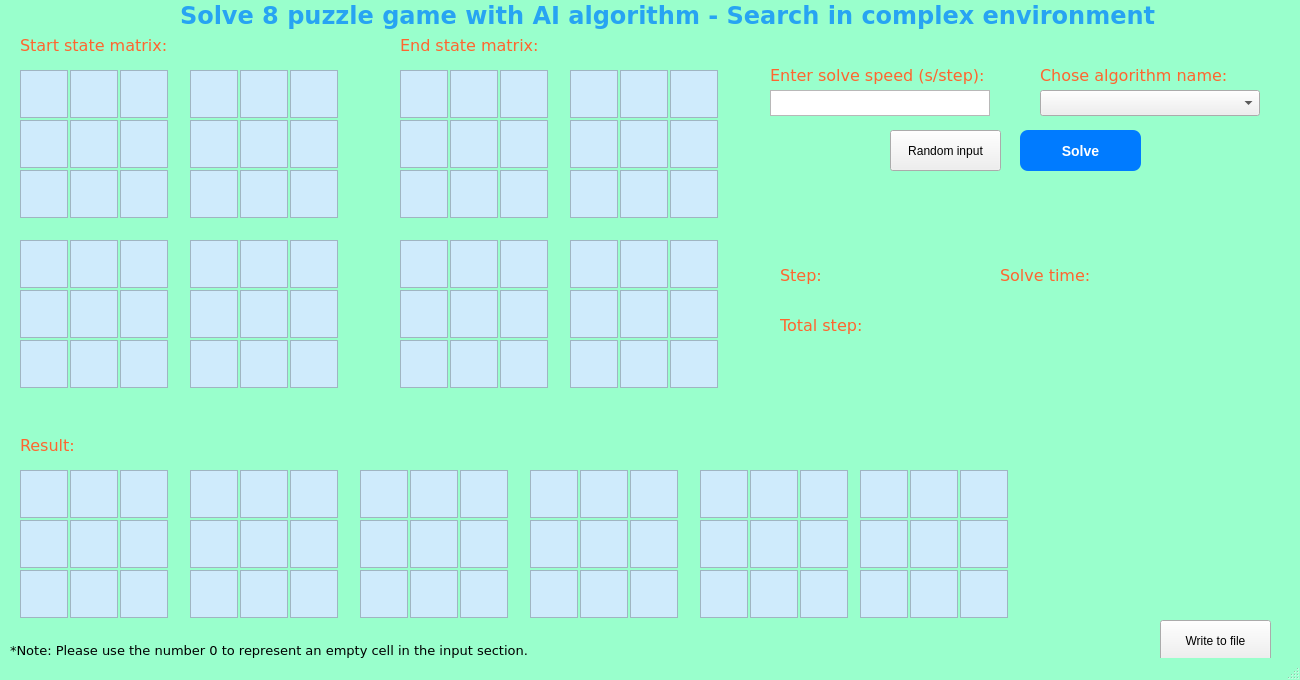
Above: complex_environment_GUI.ui from DuyVo-2005/AI-personal-project---8-puzzle-game before the change. Below: the same form after it.
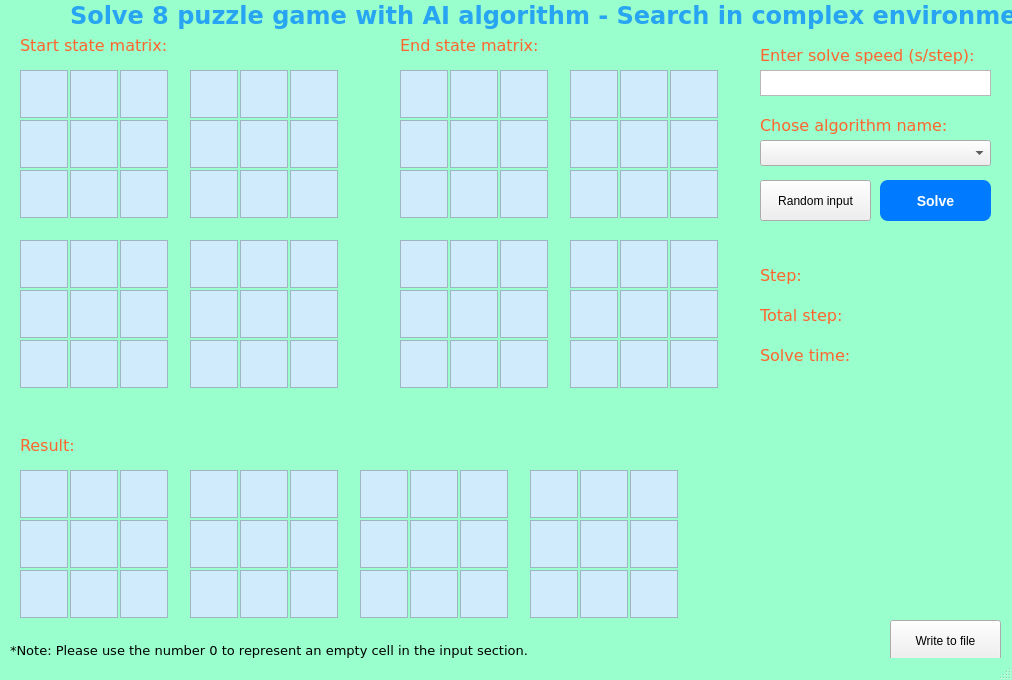
That is the form after the change.

Commit message: them gui mt phuc tap - co loi

Diff of the .ui file:
```diff
--- a/complex_environment_GUI.ui
+++ b/complex_environment_GUI.ui
@@ -6,7 +6,7 @@
    <rect>
     <x>0</x>
     <y>0</y>
-    <width>1300</width>
+    <width>1012</width>
     <height>680</height>
    </rect>
   </property>
@@ -71,9 +71,9 @@
    <widget class="QPushButton" name="btnSolve">
     <property name="geometry">
      <rect>
-      <x>1020</x>
-      <y>130</y>
-      <width>121</width>
+      <x>880</x>
+      <y>180</y>
+      <width>111</width>
       <height>41</height>
      </rect>
     </property>
@@ -104,7 +104,7 @@
    <widget class="QLabel" name="lblTitle">
     <property name="geometry">
      <rect>
-      <x>180</x>
+      <x>70</x>
       <y>0</y>
       <width>991</width>
       <height>31</height>
@@ -220,9 +220,9 @@
    <widget class="QLabel" name="lblStep">
     <property name="geometry">
      <rect>
-      <x>780</x>
+      <x>760</x>
       <y>260</y>
-      <width>161</width>
+      <width>61</width>
       <height>31</height>
      </rect>
     </property>
@@ -245,7 +245,7 @@
    <widget class="QPlainTextEdit" name="txtStep">
     <property name="geometry">
      <rect>
-      <x>830</x>
+      <x>810</x>
       <y>260</y>
       <width>101</width>
       <height>31</height>
@@ -273,9 +273,9 @@
    <widget class="QLabel" name="lblTotalStep">
     <property name="geometry">
      <rect>
-      <x>780</x>
-      <y>310</y>
-      <width>161</width>
+      <x>760</x>
+      <y>300</y>
+      <width>91</width>
       <height>31</height>
      </rect>
     </property>
@@ -297,8 +297,8 @@
    <widget class="QPlainTextEdit" name="txtTotalStep">
     <property name="geometry">
      <rect>
-      <x>880</x>
-      <y>310</y>
+      <x>860</x>
+      <y>300</y>
       <width>101</width>
       <height>31</height>
      </rect>
@@ -325,8 +325,8 @@
    <widget class="QLabel" name="lblSolveTime">
     <property name="geometry">
      <rect>
-      <x>1000</x>
-      <y>260</y>
+      <x>760</x>
+      <y>340</y>
       <width>111</width>
       <height>31</height>
      </rect>
@@ -349,9 +349,9 @@
    <widget class="QPlainTextEdit" name="txtSolveTime">
     <property name="geometry">
      <rect>
-      <x>1100</x>
-      <y>260</y>
-      <width>101</width>
+      <x>860</x>
+      <y>340</y>
+      <width>171</width>
       <height>31</height>
      </rect>
     </property>
@@ -377,7 +377,7 @@
    <widget class="QPushButton" name="btnWriteToFile">
     <property name="geometry">
      <rect>
-      <x>1160</x>
+      <x>890</x>
       <y>620</y>
       <width>111</width>
       <height>41</height>
@@ -422,8 +422,8 @@
    <widget class="QPushButton" name="btnRandomInput">
     <property name="geometry">
      <rect>
-      <x>890</x>
-      <y>130</y>
+      <x>760</x>
+      <y>180</y>
       <width>111</width>
       <height>41</height>
      </rect>
@@ -448,8 +448,8 @@
    <widget class="QLabel" name="lblStartState_2">
     <property name="geometry">
      <rect>
-      <x>1040</x>
-      <y>60</y>
+      <x>760</x>
+      <y>110</y>
       <width>201</width>
       <height>31</height>
      </rect>
@@ -472,8 +472,8 @@
    <widget class="QLabel" name="lblStartState_3">
     <property name="geometry">
      <rect>
-      <x>770</x>
-      <y>60</y>
+      <x>760</x>
+      <y>40</y>
       <width>231</width>
       <height>31</height>
      </rect>
@@ -496,9 +496,9 @@
    <widget class="QPlainTextEdit" name="txtSolveSpeedPerStep">
     <property name="geometry">
      <rect>
-      <x>770</x>
-      <y>90</y>
-      <width>220</width>
+      <x>760</x>
+      <y>70</y>
+      <width>231</width>
       <height>26</height>
      </rect>
     </property>
@@ -506,9 +506,9 @@
    <widget class="QComboBox" name="cbbAlgorithm">
     <property name="geometry">
      <rect>
-      <x>1040</x>
-      <y>90</y>
-      <width>220</width>
+      <x>760</x>
+      <y>140</y>
+      <width>231</width>
       <height>26</height>
      </rect>
     </property>
@@ -1832,203 +1832,8 @@
 	color: black
 }</string>
     </property>
-   </widget>
-   <widget class="QPlainTextEdit" name="cell9_37">
-    <property name="geometry">
-     <rect>
-      <x>700</x>
-      <y>570</y>
-      <width>48</width>
-      <height>48</height>
-     </rect>
-    </property>
-    <property name="font">
-     <font>
-      <family>Verdana</family>
-      <pointsize>10</pointsize>
-     </font>
-    </property>
-    <property name="styleSheet">
-     <string notr="true">QPlainTextEdit{
-	background-color: #CFEBFC;
-	color: black
-}</string>
-    </property>
-   </widget>
-   <widget class="QPlainTextEdit" name="cell9_38">
-    <property name="geometry">
-     <rect>
-      <x>800</x>
-      <y>570</y>
-      <width>48</width>
-      <height>48</height>
-     </rect>
-    </property>
-    <property name="font">
-     <font>
-      <family>Verdana</family>
-      <pointsize>10</pointsize>
-     </font>
-    </property>
-    <property name="styleSheet">
-     <string notr="true">QPlainTextEdit{
-	background-color: #CFEBFC;
-	color: black
-}</string>
-    </property>
-   </widget>
-   <widget class="QPlainTextEdit" name="cell3_37">
-    <property name="geometry">
-     <rect>
-      <x>800</x>
-      <y>470</y>
-      <width>48</width>
-      <height>48</height>
-     </rect>
-    </property>
-    <property name="font">
-     <font>
-      <family>Verdana</family>
-      <pointsize>10</pointsize>
-     </font>
-    </property>
-    <property name="styleSheet">
-     <string notr="true">QPlainTextEdit{
-	background-color: #CFEBFC;
-	color: black
-}</string>
-    </property>
-   </widget>
-   <widget class="QPlainTextEdit" name="cell6_37">
-    <property name="geometry">
-     <rect>
-      <x>700</x>
-      <y>520</y>
-      <width>48</width>
-      <height>48</height>
-     </rect>
-    </property>
-    <property name="font">
-     <font>
-      <family>Verdana</family>
-      <pointsize>10</pointsize>
-     </font>
-    </property>
-    <property name="styleSheet">
-     <string notr="true">QPlainTextEdit{
-	background-color: #CFEBFC;
-	color: black
-}</string>
-    </property>
-   </widget>
-   <widget class="QPlainTextEdit" name="cell6_38">
-    <property name="geometry">
-     <rect>
-      <x>800</x>
-      <y>520</y>
-      <width>48</width>
-      <height>48</height>
-     </rect>
-    </property>
-    <property name="font">
-     <font>
-      <family>Verdana</family>
-      <pointsize>10</pointsize>
-     </font>
-    </property>
-    <property name="styleSheet">
-     <string notr="true">QPlainTextEdit{
-	background-color: #CFEBFC;
-	color: black
-}</string>
-    </property>
-   </widget>
-   <widget class="QPlainTextEdit" name="cell3_38">
-    <property name="geometry">
-     <rect>
-      <x>750</x>
-      <y>470</y>
-      <width>48</width>
-      <height>48</height>
-     </rect>
-    </property>
-    <property name="font">
-     <font>
-      <family>Verdana</family>
-      <pointsize>10</pointsize>
-     </font>
-    </property>
-    <property name="styleSheet">
-     <string notr="true">QPlainTextEdit{
-	background-color: #CFEBFC;
-	color: black
-}</string>
-    </property>
-   </widget>
-   <widget class="QPlainTextEdit" name="cell9_39">
-    <property name="geometry">
-     <rect>
-      <x>750</x>
-      <y>570</y>
-      <width>48</width>
-      <height>48</height>
-     </rect>
-    </property>
-    <property name="font">
-     <font>
-      <family>Verdana</family>
-      <pointsize>10</pointsize>
-     </font>
-    </property>
-    <property name="styleSheet">
-     <string notr="true">QPlainTextEdit{
-	background-color: #CFEBFC;
-	color: black
-}</string>
-    </property>
-   </widget>
-   <widget class="QPlainTextEdit" name="cell3_39">
-    <property name="geometry">
-     <rect>
-      <x>700</x>
-      <y>470</y>
-      <width>48</width>
-      <height>48</height>
-     </rect>
-    </property>
-    <property name="font">
-     <font>
-      <family>Verdana</family>
-      <pointsize>10</pointsize>
-     </font>
-    </property>
-    <property name="styleSheet">
-     <string notr="true">QPlainTextEdit{
-	background-color: #CFEBFC;
-	color: black
-}</string>
-    </property>
-   </widget>
-   <widget class="QPlainTextEdit" name="cell6_39">
-    <property name="geometry">
-     <rect>
-      <x>750</x>
-      <y>520</y>
-      <width>48</width>
-      <height>48</height>
-     </rect>
-    </property>
-    <property name="font">
-     <font>
-      <family>Verdana</family>
-      <pointsize>10</pointsize>
-     </font>
-    </property>
-    <property name="styleSheet">
-     <string notr="true">QPlainTextEdit{
-	background-color: #CFEBFC;
-	color: black
-}</string>
+    <property name="readOnly">
+     <bool>true</bool>
     </property>
    </widget>
    <widget class="QPlainTextEdit" name="cell6_40">
@@ -2333,28 +2138,6 @@
 }</string>
     </property>
    </widget>
-   <widget class="QPlainTextEdit" name="cell6_44">
-    <property name="geometry">
-     <rect>
-      <x>860</x>
-      <y>520</y>
-      <width>48</width>
-      <height>48</height>
-     </rect>
-    </property>
-    <property name="font">
-     <font>
-      <family>Verdana</family>
-      <pointsize>10</pointsize>
-     </font>
-    </property>
-    <property name="styleSheet">
-     <string notr="true">QPlainTextEdit{
-	background-color: #CFEBFC;
-	color: black
-}</string>
-    </property>
-   </widget>
    <widget class="QPlainTextEdit" name="cell3_44">
     <property name="geometry">
      <rect>
@@ -2377,28 +2160,6 @@
 }</string>
     </property>
    </widget>
-   <widget class="QPlainTextEdit" name="cell3_45">
-    <property name="geometry">
-     <rect>
-      <x>960</x>
-      <y>470</y>
-      <width>48</width>
-      <height>48</height>
-     </rect>
-    </property>
-    <property name="font">
-     <font>
-      <family>Verdana</family>
-      <pointsize>10</pointsize>
-     </font>
-    </property>
-    <property name="styleSheet">
-     <string notr="true">QPlainTextEdit{
-	background-color: #CFEBFC;
-	color: black
-}</string>
-    </property>
-   </widget>
    <widget class="QPlainTextEdit" name="cell9_44">
     <property name="geometry">
      <rect>
@@ -2443,28 +2204,6 @@
 }</string>
     </property>
    </widget>
-   <widget class="QPlainTextEdit" name="cell9_45">
-    <property name="geometry">
-     <rect>
-      <x>910</x>
-      <y>570</y>
-      <width>48</width>
-      <height>48</height>
-     </rect>
-    </property>
-    <property name="font">
-     <font>
-      <family>Verdana</family>
-      <pointsize>10</pointsize>
-     </font>
-    </property>
-    <property name="styleSheet">
-     <string notr="true">QPlainTextEdit{
-	background-color: #CFEBFC;
-	color: black
-}</string>
-    </property>
-   </widget>
    <widget class="QPlainTextEdit" name="cell9_46">
     <property name="geometry">
      <rect>
@@ -2487,94 +2226,6 @@
 }</string>
     </property>
    </widget>
-   <widget class="QPlainTextEdit" name="cell9_47">
-    <property name="geometry">
-     <rect>
-      <x>960</x>
-      <y>570</y>
-      <width>48</width>
-      <height>48</height>
-     </rect>
-    </property>
-    <property name="font">
-     <font>
-      <family>Verdana</family>
-      <pointsize>10</pointsize>
-     </font>
-    </property>
-    <property name="styleSheet">
-     <string notr="true">QPlainTextEdit{
-	background-color: #CFEBFC;
-	color: black
-}</string>
-    </property>
-   </widget>
-   <widget class="QPlainTextEdit" name="cell6_45">
-    <property name="geometry">
-     <rect>
-      <x>960</x>
-      <y>520</y>
-      <width>48</width>
-      <height>48</height>
-     </rect>
-    </property>
-    <property name="font">
-     <font>
-      <family>Verdana</family>
-      <pointsize>10</pointsize>
-     </font>
-    </property>
-    <property name="styleSheet">
-     <string notr="true">QPlainTextEdit{
-	background-color: #CFEBFC;
-	color: black
-}</string>
-    </property>
-   </widget>
-   <widget class="QPlainTextEdit" name="cell6_46">
-    <property name="geometry">
-     <rect>
-      <x>910</x>
-      <y>520</y>
-      <width>48</width>
-      <height>48</height>
-     </rect>
-    </property>
-    <property name="font">
-     <font>
-      <family>Verdana</family>
-      <pointsize>10</pointsize>
-     </font>
-    </property>
-    <property name="styleSheet">
-     <string notr="true">QPlainTextEdit{
-	background-color: #CFEBFC;
-	color: black
-}</string>
-    </property>
-   </widget>
-   <widget class="QPlainTextEdit" name="cell3_47">
-    <property name="geometry">
-     <rect>
-      <x>910</x>
-      <y>470</y>
-      <width>48</width>
-      <height>48</height>
-     </rect>
-    </property>
-    <property name="font">
-     <font>
-      <family>Verdana</family>
-      <pointsize>10</pointsize>
-     </font>
-    </property>
-    <property name="styleSheet">
-     <string notr="true">QPlainTextEdit{
-	background-color: #CFEBFC;
-	color: black
-}</string>
-    </property>
-   </widget>
    <widget class="QPlainTextEdit" name="cell6_47">
     <property name="geometry">
      <rect>
@@ -2597,28 +2248,6 @@
 }</string>
     </property>
    </widget>
-   <widget class="QPlainTextEdit" name="cell9_48">
-    <property name="geometry">
-     <rect>
-      <x>860</x>
-      <y>570</y>
-      <width>48</width>
-      <height>48</height>
-     </rect>
-    </property>
-    <property name="font">
-     <font>
-      <family>Verdana</family>
-      <pointsize>10</pointsize>
-     </font>
-    </property>
-    <property name="styleSheet">
-     <string notr="true">QPlainTextEdit{
-	background-color: #CFEBFC;
-	color: black
-}</string>
-    </property>
-   </widget>
    <widget class="QPlainTextEdit" name="cell6_48">
     <property name="geometry">
      <rect>
@@ -2641,28 +2270,6 @@
 }</string>
     </property>
    </widget>
-   <widget class="QPlainTextEdit" name="cell3_48">
-    <property name="geometry">
-     <rect>
-      <x>860</x>
-      <y>470</y>
-      <width>48</width>
-      <height>48</height>
-     </rect>
-    </property>
-    <property name="font">
-     <font>
-      <family>Verdana</family>
-      <pointsize>10</pointsize>
-     </font>
-    </property>
-    <property name="styleSheet">
-     <string notr="true">QPlainTextEdit{
-	background-color: #CFEBFC;
-	color: black
-}</string>
-    </property>
-   </widget>
    <widget class="QPlainTextEdit" name="cell7_end1">
     <property name="geometry">
      <rect>
```
Left out of the diff: 916 changed lines with no effect on the pictures. The commit also changes 7 other files.
